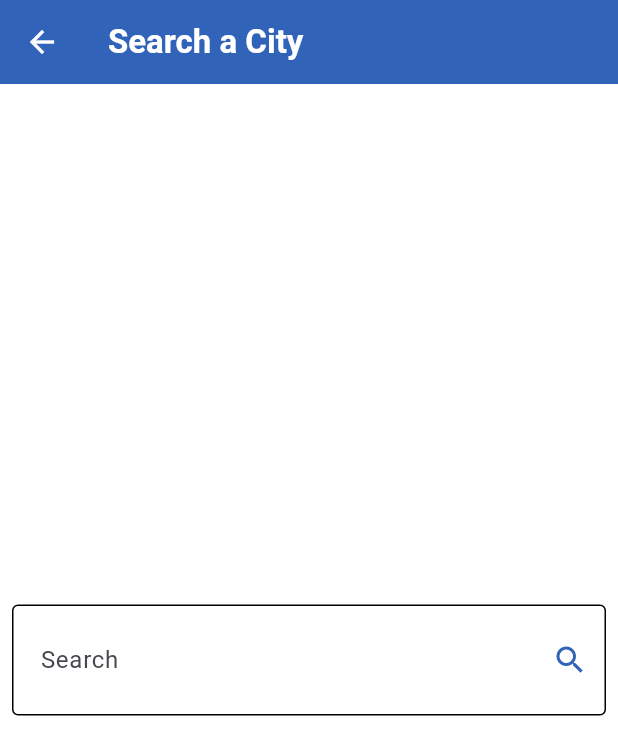
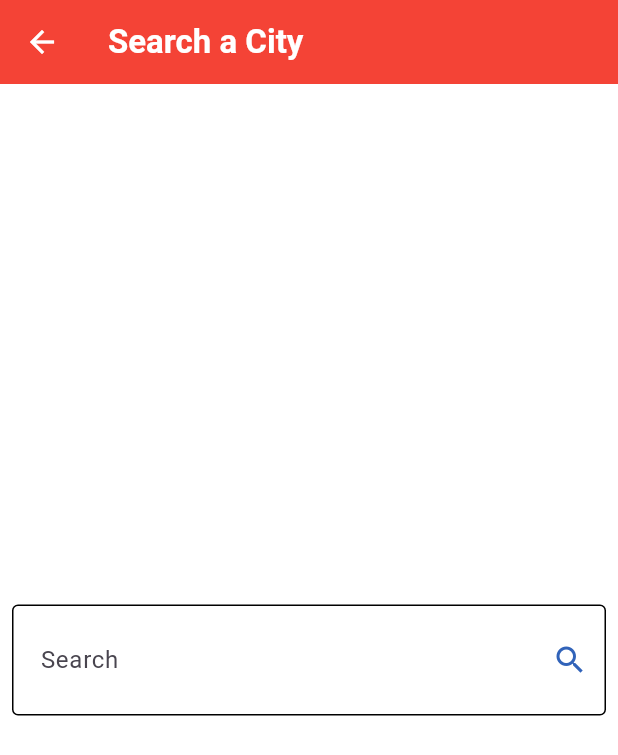
Before and after one commit to ahmedjamal22290/Weather_App, a Flutter app: the screen it shows after launch, after a tap on the "search" icon, on a phone screen of 412 x 824 dp. Shown: the top 755 px of the screen. Run offline on Flutter 3.47's test engine with Material 3 defaults, Android fonts, the phone set to English and light mode, and no system bars; our stand-ins replace bloc, dio, flutter_bloc.

Commit message:
start to make dynamic theme change with the status of weather

```diff
--- a/lib/main.dart
+++ b/lib/main.dart
@@ -1,6 +1,8 @@
 import 'dart:developer';
 
 import 'package:flutter/material.dart';
+import 'package:flutter_bloc/flutter_bloc.dart';
+import 'package:p/cubits/get_weather_cubit/get_weather_cubit.dart';
 import 'package:p/model/news_service_model.dart';
 import 'package:p/screens/home_page.dart';
 import 'package:p/service/weather_serveic.dart';
@@ -13,8 +15,19 @@ void main() async {
 
 class weatherApp extends StatelessWidget {
   const weatherApp({super.key});
-
   Widget build(BuildContext context) {
-    return HomePage();
+    return BlocProvider(
+      create: (context) => GetWeatherCubit(),
+      child: MaterialApp(
+        debugShowCheckedModeBanner: false,
+        theme: ThemeData(
+          primarySwatch: Colors.amber,
+          appBarTheme: AppBarTheme(
+            backgroundColor: Colors.red,
+          ),
+        ),
+        home: HomePage(),
+      ),
+    );
   }
 }
--- a/lib/screens/home_page.dart
+++ b/lib/screens/home_page.dart
@@ -17,18 +17,14 @@ class HomePage extends StatefulWidget {
 class _HomePageState extends State<HomePage> {
   @override
   Widget build(BuildContext context) {
-    return BlocProvider(
-      create: (context) => GetWeatherCubit(),
-      child: MaterialApp(
-        debugShowCheckedModeBanner: false,
-        home: Scaffold(
+    return Scaffold(
       appBar: AppBar(
         title: Row(
           children: [
             const Text(
               'Weather',
-                  style: TextStyle(
-                      color: Colors.white, fontWeight: FontWeight.bold),
+              style:
+                  TextStyle(color: Colors.white, fontWeight: FontWeight.bold),
             ),
             const Text(
               'App',
@@ -57,9 +53,9 @@ class _HomePageState extends State<HomePage> {
             ),
           )
         ],
-            backgroundColor: const Color(0xFF3163B9),
+        // backgroundColor: const Color(0xFF3163B9),
       ),
-          backgroundColor: Colors.white,
+      // backgroundColor: Colors.white,
       body: BlocBuilder<GetWeatherCubit, weatherState>(
         builder: (context, State) {
           if (State is noWeatherState) {
@@ -69,11 +65,16 @@ class _HomePageState extends State<HomePage> {
               weatherInfo: State.weatherInfoModle,
             );
           } else {
-                return Text('oops there was an error');
+            return const Center(
+                child: Text(
+              'oops there was an error',
+              style: TextStyle(
+                fontSize: 37,
+                fontWeight: FontWeight.bold,
+              ),
+            ));
           }
         },
-          ),
-        ),
       ),
     );
   }
--- a/lib/screens/search_page.dart
+++ b/lib/screens/search_page.dart
@@ -30,7 +30,7 @@ class _SearchPageState extends State<SearchPage> {
             fontWeight: FontWeight.bold,
           ),
         ),
-        backgroundColor: const Color(0xFF3163B9),
+        // backgroundColor: const Color(0xFF3163B9),
         foregroundColor: Colors.white,
       ),
       body: Center(
--- a/lib/widgets/weather_info_body.dart
+++ b/lib/widgets/weather_info_body.dart
@@ -3,6 +3,7 @@ import 'package:p/model/news_service_model.dart';
 
 class weatherInfoBody extends StatelessWidget {
   const weatherInfoBody({super.key, required this.weatherInfo});
+
   final WeatherInfoModle weatherInfo;
   Widget build(BuildContext context) {
     return Center(
```
Lines whose indentation alone changed are shown as unchanged.
